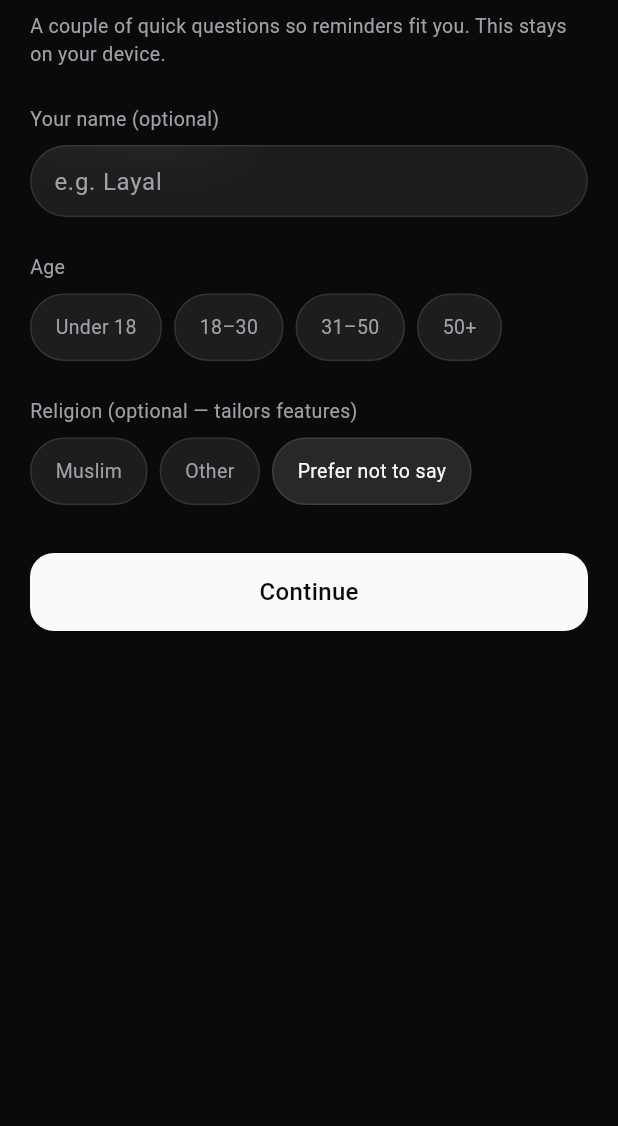
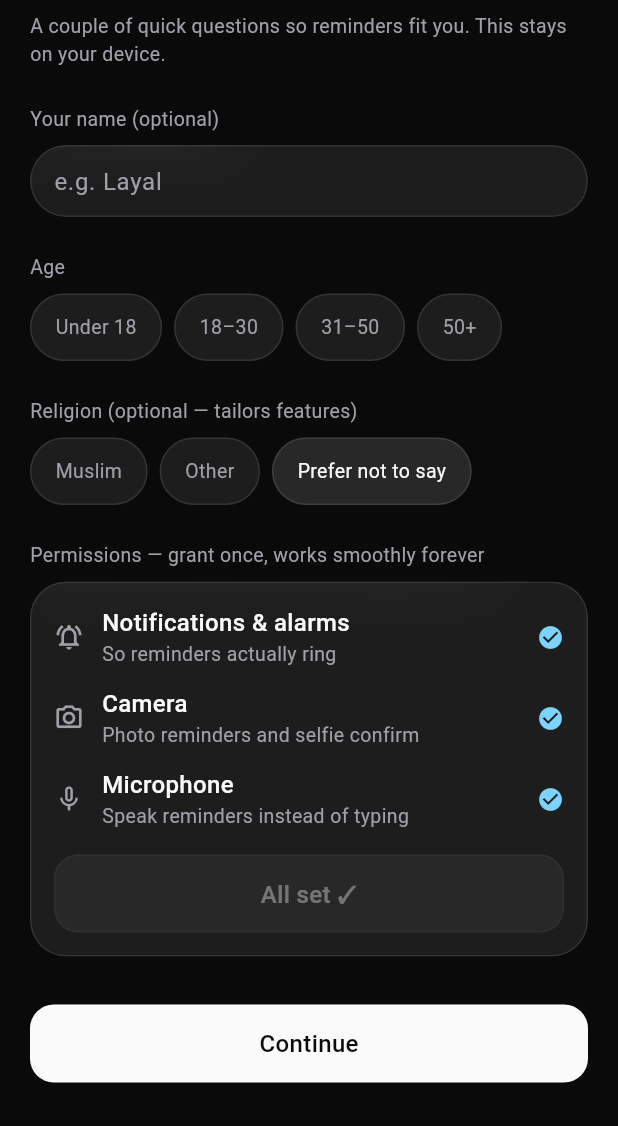
Before and after one commit to Hassanlight/MeMoRing-app, a Flutter app: the screen it shows after launch, on a phone screen of 412 x 824 dp, the part 110-1236 px from its top. Run offline on Flutter 3.47's test engine with Material 3 defaults, Android fonts, the phone set to English and light mode, and no system bars; our stand-ins replace adhan, flutter_local_notifications, flutter_riverpod, go_router, google_mobile_ads, image_picker and 3 more; missing offline and left inert: google_mlkit_image_labeling; accounts and stored records are empty.

Commit message:
feat(onboarding): request all permissions up front (notifications/alarms, camera, mic) with status checks

```diff
--- a/lib/features/onboarding/presentation/onboarding_screen.dart
+++ b/lib/features/onboarding/presentation/onboarding_screen.dart
@@ -14,6 +14,8 @@ import 'package:memoring/features/onboarding/domain/user_profile.dart';
 import 'package:memoring/features/onboarding/presentation/profile_providers.dart';
 import 'package:memoring/features/prayer/presentation/prayer_providers.dart';
 import 'package:memoring/features/reminders/domain/reminder.dart';
+import 'package:memoring/features/reminders/presentation/reminders_controller.dart';
+import 'package:permission_handler/permission_handler.dart';
 
 class OnboardingScreen extends ConsumerStatefulWidget {
   const OnboardingScreen({super.key});
@@ -29,8 +31,46 @@ class _OnboardingScreenState extends ConsumerState<OnboardingScreen> {
   bool _prayer = false;
   ReminderIntensity _prayerIntensity = ReminderIntensity.medium;
   bool _saving = false;
+  bool _granting = false;
+  bool? _notifOk;
+  bool? _camOk;
+  bool? _micOk;
 
   static const _ageBands = ['Under 18', '18–30', '31–50', '50+'];
+
+  bool get _allGranted =>
+      (_notifOk ?? false) && (_camOk ?? false) && (_micOk ?? false);
+
+  Future<void> _refreshPermissionStatus() async {
+    final notif =
+        await ref.read(notificationServiceProvider).notificationsAllowed();
+    final cam = await Permission.camera.status;
+    final mic = await Permission.microphone.status;
+    if (mounted) {
+      setState(() {
+        _notifOk = notif;
+        _camOk = cam.isGranted;
+        _micOk = mic.isGranted;
+      });
+    }
+  }
+
+  /// Request everything the app uses, one OS dialog after another, so nothing
+  /// interrupts the user later.
+  Future<void> _grantAll() async {
+    setState(() => _granting = true);
+    await ref.read(notificationServiceProvider).requestPermission();
+    await Permission.camera.request();
+    await Permission.microphone.request();
+    await _refreshPermissionStatus();
+    if (mounted) setState(() => _granting = false);
+  }
+
+  @override
+  void initState() {
+    super.initState();
+    WidgetsBinding.instance.addPostFrameCallback((_) => _refreshPermissionStatus());
+  }
 
   @override
   void dispose() {
@@ -39,6 +79,10 @@ class _OnboardingScreenState extends ConsumerState<OnboardingScreen> {
   }
 
   Future<void> _finish() async {
+    // Make sure every permission was offered before entering the app.
+    if (!_allGranted && !_granting) {
+      await _grantAll();
+    }
     setState(() => _saving = true);
     final prayerOn = _religion == Religion.muslim && _prayer;
     final profile = UserProfile(
@@ -184,6 +228,43 @@ class _OnboardingScreenState extends ConsumerState<OnboardingScreen> {
               ],
             ],
 
+            const SizedBox(height: AppSpacing.xl),
+            Text('Permissions — grant once, works smoothly forever',
+                style: AppTypography.caption),
+            const SizedBox(height: AppSpacing.sm),
+            GlassCard(
+              child: Column(
+                children: [
+                  _PermRow(
+                    icon: Icons.notifications_active_outlined,
+                    label: 'Notifications & alarms',
+                    sub: 'So reminders actually ring',
+                    granted: _notifOk,
+                  ),
+                  const SizedBox(height: AppSpacing.md),
+                  _PermRow(
+                    icon: Icons.photo_camera_outlined,
+                    label: 'Camera',
+                    sub: 'Photo reminders and selfie confirm',
+                    granted: _camOk,
+                  ),
+                  const SizedBox(height: AppSpacing.md),
+                  _PermRow(
+                    icon: Icons.mic_none,
+                    label: 'Microphone',
+                    sub: 'Speak reminders instead of typing',
+                    granted: _micOk,
+                  ),
+                  const SizedBox(height: AppSpacing.lg),
+                  GlassButton(
+                    label: _allGranted ? 'All set ✓' : 'Allow permissions',
+                    loading: _granting,
+                    onPressed: _allGranted ? null : _grantAll,
+                  ),
+                ],
+              ),
+            ),
+
             const SizedBox(height: AppSpacing.xxl),
             GlassButton(
               label: 'Continue',
@@ -191,9 +272,48 @@ class _OnboardingScreenState extends ConsumerState<OnboardingScreen> {
               loading: _saving,
               onPressed: _finish,
             ),
+            const SizedBox(height: AppSpacing.lg),
           ],
         ),
       ),
+    );
+  }
+}
+
+class _PermRow extends StatelessWidget {
+  const _PermRow({
+    required this.icon,
+    required this.label,
+    required this.sub,
+    required this.granted,
+  });
+  final IconData icon;
+  final String label;
+  final String sub;
+  final bool? granted;
+
+  @override
+  Widget build(BuildContext context) {
+    final (statusIcon, color) = switch (granted) {
+      true => (Icons.check_circle, AppColors.shortTermAccent),
+      false => (Icons.radio_button_unchecked, AppColors.mutedWhite),
+      null => (Icons.radio_button_unchecked, AppColors.mutedWhite),
+    };
+    return Row(
+      children: [
+        Icon(icon, size: 20, color: AppColors.mutedWhite),
+        const SizedBox(width: AppSpacing.md),
+        Expanded(
+          child: Column(
+            crossAxisAlignment: CrossAxisAlignment.start,
+            children: [
+              Text(label, style: AppTypography.bodyMedium),
+              Text(sub, style: AppTypography.caption),
+            ],
+          ),
+        ),
+        Icon(statusIcon, size: 18, color: color),
+      ],
     );
   }
 }
--- a/lib/main.dart
+++ b/lib/main.dart
@@ -66,9 +66,10 @@ Future<void> main() async {
   // activity is required for the system dialog), then make sure every saved
   // reminder actually has a pending alarm.
   WidgetsBinding.instance.addPostFrameCallback((_) async {
-    await notifications.requestPermission();
-    // Keep prayer reminders current for returning Muslim users.
+    // First run: onboarding owns the permission flow (no double prompts).
     if (profile != null) {
+      await notifications.requestPermission();
+      // Keep prayer reminders current for returning Muslim users.
       await container.read(prayerServiceProvider).sync(profile);
     }
     final repo = container.read(reminderRepositoryProvider);
--- a/pubspec.yaml
+++ b/pubspec.yaml
@@ -38,6 +38,8 @@ dependencies:
   # Monetization — AdMob banners (test IDs until a real AdMob account exists).
   # No-fill/offline/Huawei (no Google services) → banner simply doesn't render.
   google_mobile_ads: ^9.0.0
+  # Up-front permission requests during onboarding (camera, mic)
+  permission_handler: ^11.3.0
 
 dev_dependencies:
   flutter_test:
```
